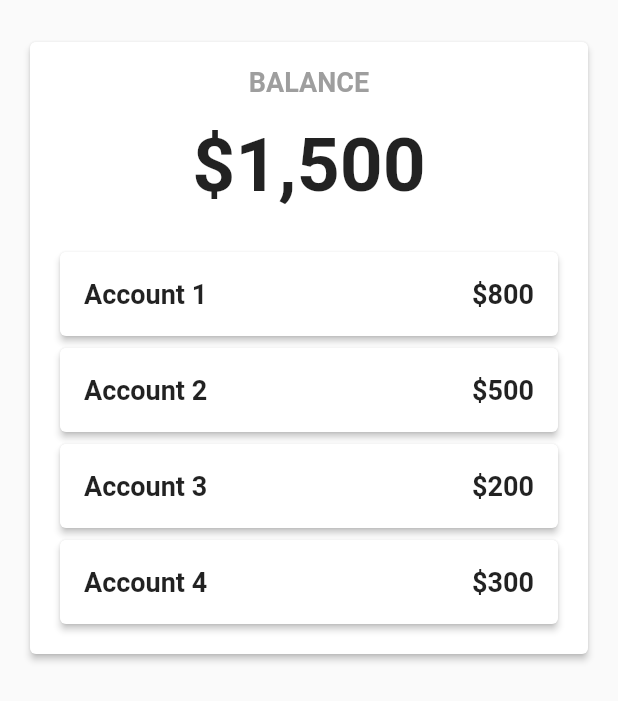
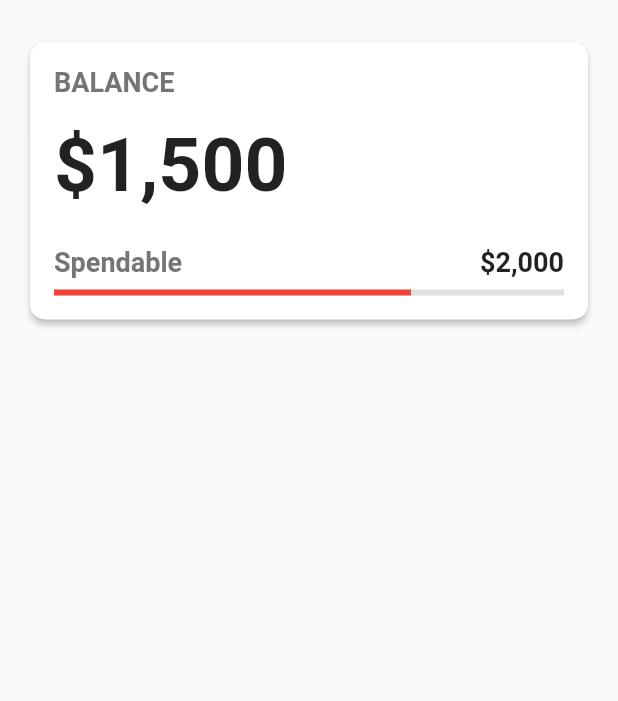
Before and after one commit to rpyncierto/AllowancePal, a Flutter app: the DashboardPage screen opened directly, on a phone screen of 412 x 824 dp. Shown: the top 701 px of the screen. Run offline on Flutter 3.47's test engine with Material 2 defaults, Android fonts, the light colour scheme and no system bars; our stand-ins replace firebase_core; accounts and stored records are empty.

Commit message:
style: changed ui configuration of dashboard

```diff
--- a/lib/screens/tracker/dashboard.dart
+++ b/lib/screens/tracker/dashboard.dart
@@ -13,48 +13,62 @@ class DashboardPage extends StatelessWidget {
               const SizedBox(height: 8.0),
               Card(
                 elevation: 2.0,
+                shape: RoundedRectangleBorder(
+                  borderRadius: BorderRadius.circular(10.0),
+                ),
                 child: Padding(
                   padding: const EdgeInsets.all(16.0),
                   child: Column(
                     crossAxisAlignment: CrossAxisAlignment.start,
                     children: [
-                      Center(
-                        child: Text(
+                      Text(
                         'BALANCE',
                         style: TextStyle(
                           fontSize: 18.0,
                           fontWeight: FontWeight.bold,
-                            color: Colors.grey,
-                          ),
+                          color: Colors.grey[600],
                         ),
                       ),
                       const SizedBox(height: 16.0),
-                      Center(
-                        child: Text(
+                      Text(
                         '\$1,500',
                         style: TextStyle(
                           fontSize: 50.0,
                           fontWeight: FontWeight.bold,
                         ),
                       ),
+                      const SizedBox(height: 24.0),
+                      Row(
+                        children: [
+                          Expanded(
+                            flex: 2,
+                            child: Text(
+                              'Spendable',
+                              style: TextStyle(
+                                fontSize: 18.0,
+                                fontWeight: FontWeight.bold,
+                                color: Colors.grey[600],
                               ),
-                      const SizedBox(height: 16.0),
+                            ),
+                          ),
+                          Expanded(
+                            flex: 3,
+                            child: Text(
+                              '\$2,000', // Replace with the actual expense limit value
+                              style: TextStyle(
+                                fontSize: 18.0,
+                                fontWeight: FontWeight.bold,
+                              ),
+                              textAlign: TextAlign.end,
+                            ),
+                          ),
+                        ],
+                      ),
                       const SizedBox(height: 8.0),
-                      AccountBreakdownCard(
-                        account: 'Account 1',
-                        currentBalance: '\$800',
-                      ),
-                      AccountBreakdownCard(
-                        account: 'Account 2',
-                        currentBalance: '\$500',
-                      ),
-                      AccountBreakdownCard(
-                        account: 'Account 3',
-                        currentBalance: '\$200',
-                      ),
-                      AccountBreakdownCard(
-                        account: 'Account 4',
-                        currentBalance: '\$300',
+                      LinearProgressIndicator(
+                        value: 0.7, // Adjust the value as needed
+                        backgroundColor: Colors.grey[300],
+                        valueColor: AlwaysStoppedAnimation<Color>(Colors.red),
                       ),
                     ],
                   ),
@@ -67,36 +81,3 @@ class DashboardPage extends StatelessWidget {
     );
   }
 }
-
-class AccountBreakdownCard extends StatelessWidget {
-  final String account;
-  final String currentBalance;
-
-  const AccountBreakdownCard({
-    required this.account,
-    required this.currentBalance,
-  });
-
-  @override
-  Widget build(BuildContext context) {
-    return Card(
-      elevation: 2.0,
-      child: ListTile(
-        title: Text(
-          account,
-          style: const TextStyle(
-            fontSize: 18.0,
-            fontWeight: FontWeight.bold,
-          ),
-        ),
-        trailing: Text(
-          currentBalance,
-          style: const TextStyle(
-            fontSize: 18.0,
-            fontWeight: FontWeight.bold,
-          ),
-        ),
-      ),
-    );
-  }
-}
```
Lines whose indentation alone changed are shown as unchanged.
